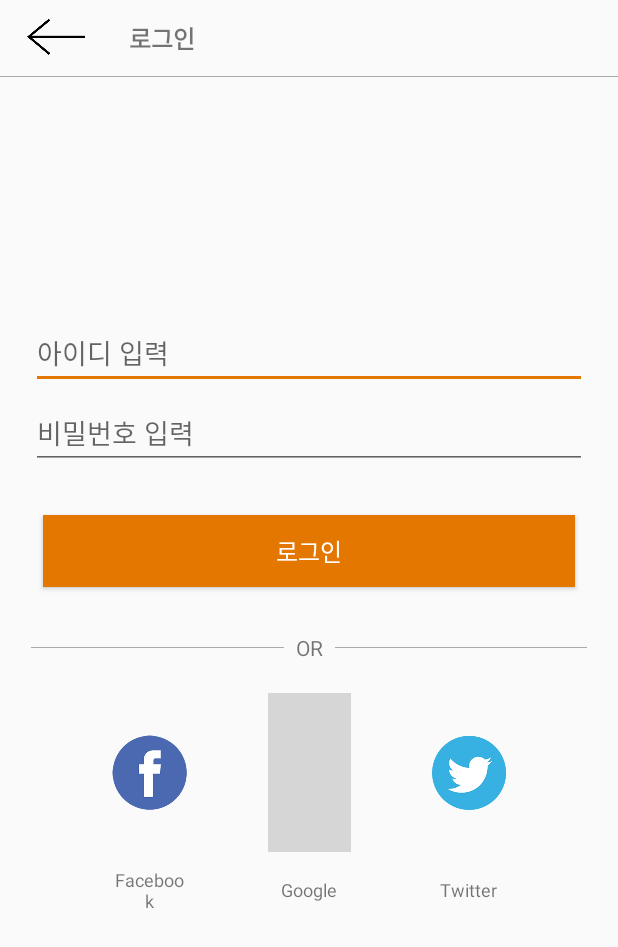
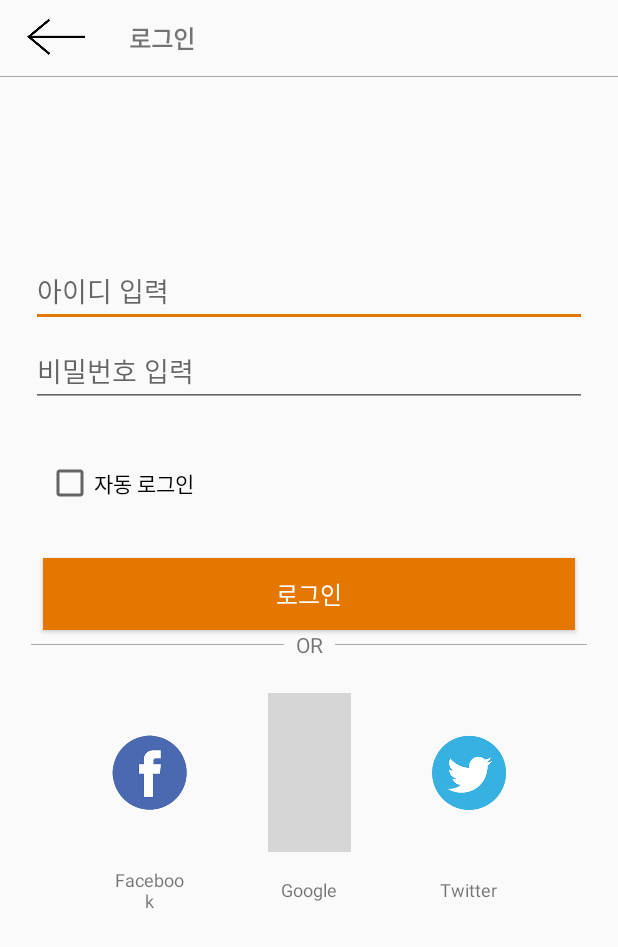
Before and after one commit to engus93/android_portfolio_mybrary, an Android app: the screen it shows after launch (Sign_in_02_Activity), after a tap on "로그인", on a phone screen of 412 x 824 dp. Shown: the top 947 px of the screen. Run offline under Robolectric (Android 15) with nearby library versions, the phone set to English and light mode, and no system bars; our stand-ins replace Firebase (no records; nobody signed in at launch, a user with empty details on screens opened directly); libraries missing offline, so code that uses them is left out: com.facebook.stetho; plain views replace SignInButtonImpl; 1 statement that could not run was skipped; grey boxes are pictures that could not be loaded.

```diff
--- a/app/src/main/java/com/example/dudu/myapplication/App.java
+++ b/app/src/main/java/com/example/dudu/myapplication/App.java
@@ -6,6 +6,7 @@ import android.graphics.BitmapFactory;
 import android.util.Base64;
 import android.util.Log;
 
+import com.facebook.stetho.Stetho;
 import com.google.gson.Gson;
 import com.google.gson.reflect.TypeToken;
 
@@ -44,7 +45,7 @@ public class App extends Application {
     @Override
     public void onCreate() {
         super.onCreate();
-//        Stetho.initializeWithDefaults(this);
+        Stetho.initializeWithDefaults(this);
 
     }
 
--- a/app/src/main/java/com/example/dudu/myapplication/Home_00_my_info.java
+++ b/app/src/main/java/com/example/dudu/myapplication/Home_00_my_info.java
@@ -392,8 +392,6 @@ public class Home_00_my_info extends AppCompatActivity {
                             Log.i("REQUEST_TAKE_PHOTO", "OK");
                             galleryAddPic();
 
-//                            iv_view.setImageURI(imageUri);
-
                             getPictureForPhoto(); //카메라에서 가져오기
                         } catch (Exception e) {
                             Log.e("REQUEST_TAKE_PHOTO", e.toString());
--- a/app/src/main/java/com/example/dudu/myapplication/Home_02_03.java
+++ b/app/src/main/java/com/example/dudu/myapplication/Home_02_03.java
@@ -3,6 +3,7 @@ package com.example.dudu.myapplication;
 import android.content.DialogInterface;
 import android.content.Intent;
 import android.content.SharedPreferences;
+import android.graphics.Bitmap;
 import android.net.Uri;
 import android.os.Bundle;
 import android.support.v7.app.AppCompatActivity;
@@ -51,8 +52,9 @@ public class Home_02_03 extends AppCompatActivity {
 
             if(App.home_02_02_ArrayList.get(position).book.equals("null")){
                 home_02_03_book_image.setImageResource(R.drawable.home_02_default);
-            }else{
-                home_02_03_book_image.setImageURI(Uri.parse(App.home_02_02_ArrayList.get(position).getBook()));
+            }else{//비트맵일 경우
+                Bitmap bitmap_pic = App.getBitmap(App.home_02_02_ArrayList.get(position).book);
+                home_02_03_book_image.setImageBitmap(bitmap_pic);
             }
 
 //            home_02_03_book_image.setImageURI(Uri.parse(App.home_02_02_ArrayList.get(position).getBook()));
--- a/app/src/main/java/com/example/dudu/myapplication/Sign_in_02_Activity.java
+++ b/app/src/main/java/com/example/dudu/myapplication/Sign_in_02_Activity.java
@@ -11,6 +11,7 @@ import android.util.Log;
 import android.view.View;
 import android.view.inputmethod.InputMethodManager;
 import android.widget.Button;
+import android.widget.CheckBox;
 import android.widget.EditText;
 import android.widget.ImageButton;
 import android.widget.Toast;
@@ -23,12 +24,15 @@ import com.google.android.gms.tasks.Task;
 import com.google.firebase.auth.AuthResult;
 import com.google.firebase.auth.FirebaseAuth;
 
+import java.util.HashMap;
+
 public class Sign_in_02_Activity extends AppCompatActivity{
 
     Button sign_in_02_home; //로그인 ->  버튼
     ImageButton sign_in_02_back;    // 뒤로가기 버튼
     EditText sign_in_02_id; //아이디
     EditText sign_in_02_password;   //패스워드
+    CheckBox auto_login;    //자동 로그인
 
     private static final String TAG = "GoogleActivity";
     private static final int RC_SIGN_IN = 9001;
@@ -43,6 +47,36 @@ public class Sign_in_02_Activity extends AppCompatActivity{
 
         super.onCreate(savedInstancesState);
         setContentView(R.layout.sign_in_02);
+
+//        --------------------------- 자동 로그인 --------------------------------
+
+        //로그인 입력 값
+        sign_in_02_id = findViewById(R.id.sign_in_02_id);
+        sign_in_02_password = findViewById(R.id.sign_in_02_password);
+        auto_login = findViewById(R.id.sign_02_auto);
+
+        //쉐어드 생성
+        SharedPreferences savenick_info = getSharedPreferences("member_login", MODE_PRIVATE);
+
+        //쉐어드 안에 있는 정보 가져오기 - 자동로그인
+        String login = savenick_info.getString("user_login", "");
+
+        if (savenick_info.getBoolean("user_auto", false)) {
+
+            Log.d("체크", "프사 수정");
+
+            //해쉬맵 생성
+            HashMap<String, String> user_map = new HashMap<>();
+
+            //해쉬맵에 삽입
+//            user_map = App.gson.fromJson(login, App.collectionTypeString);
+
+            //글씨 삽입
+            sign_in_02_id.setText(savenick_info.getString("user_login", ""));
+            sign_in_02_password.setText(savenick_info.getString("user_pass", ""));
+            auto_login.setChecked(true);
+
+        }
 
 
 //        ---------------------------구글 로그인---------------------------------
@@ -63,9 +97,7 @@ public class Sign_in_02_Activity extends AppCompatActivity{
 //      ----------------------------------------------------------------------------
 
 
-        //로그인 입력 값
-        sign_in_02_id = findViewById(R.id.sign_in_02_id);
-        sign_in_02_password = findViewById(R.id.sign_in_02_password);
+
 
         //뒤로가기 버튼
         sign_in_02_back = findViewById(R.id.search_back_B);
@@ -121,9 +153,8 @@ public class Sign_in_02_Activity extends AppCompatActivity{
 
                     loginUser(sign_in_02_id.getText().toString(),sign_in_02_password.getText().toString());
 
-//                    //쉐어드 생성
-//                    SharedPreferences saveMember_info = getSharedPreferences("member_info", MODE_PRIVATE);
-//
+
+
 //                    //쉐어드 안에 있는 정보 가져오기
 //                    String check = saveMember_info.getString(sign_in_02_id.getText().toString(), "");
 //
@@ -225,6 +256,33 @@ public class Sign_in_02_Activity extends AppCompatActivity{
             @Override
             public void onComplete(@NonNull Task<AuthResult> task) {
                 if (task.isSuccessful()) {
+
+                    if(auto_login.isChecked()) {
+                        //쉐어드 생성
+                        SharedPreferences saveMember_info = getSharedPreferences("member_login", MODE_PRIVATE);
+                        SharedPreferences.Editor save = saveMember_info.edit();
+
+                        //해쉬맵 생성
+                        HashMap<String, String> user_map = new HashMap<>();
+
+                        //해쉬맵(Gson 변환) -> 쉐어드 삽입
+                        save.putString("user_login", sign_in_02_id.getText().toString());
+                        save.putString("user_pass", sign_in_02_password.getText().toString());
+                        save.putBoolean("user_auto", auto_login.isChecked());
+
+                        //저장
+                        save.apply();
+                    }else{
+                        //쉐어드 생성
+                        SharedPreferences saveMember_info = getSharedPreferences("member_login", MODE_PRIVATE);
+                        SharedPreferences.Editor save = saveMember_info.edit();
+
+                        save.clear();
+
+                        //저장
+                        save.apply();
+                    }
+
                     // 로그인 성공
                     Intent intent1 = new Intent(Sign_in_02_Activity.this, Home_01.class);
                     MainActivity.showToast(Sign_in_02_Activity.this, "로그인");
--- a/app/src/main/res/layout/sign_in_02.xml
+++ b/app/src/main/res/layout/sign_in_02.xml
@@ -89,7 +89,7 @@
         android:layout_width="wrap_content"
         android:layout_height="wrap_content"
         android:orientation="horizontal"
-        app:layout_constraintGuide_percent=".25" />
+        app:layout_constraintGuide_percent=".2" />
 
     <android.support.constraint.Guideline
         android:id="@+id/guideline7"
@@ -168,12 +168,11 @@
         android:id="@+id/textView48"
         android:layout_width="wrap_content"
         android:layout_height="wrap_content"
+        android:layout_marginTop="8dp"
         android:text="OR"
-        app:layout_constraintBottom_toTopOf="@+id/guideline5"
         app:layout_constraintEnd_toEndOf="parent"
         app:layout_constraintStart_toStartOf="parent"
-        app:layout_constraintTop_toTopOf="@+id/guideline6"
-        app:layout_constraintVertical_bias="0.55" />
+        app:layout_constraintTop_toTopOf="@+id/guideline9" />
 
 
     <ImageView
@@ -263,6 +262,19 @@
         android:textSize="16sp"
         app:layout_constraintBottom_toTopOf="@+id/textView48"
         app:layout_constraintEnd_toStartOf="@+id/guideline7"
+        app:layout_constraintStart_toStartOf="@+id/guideline8" />
+
+    <CheckBox
+        android:id="@+id/sign_02_auto"
+        android:layout_width="0dp"
+        android:layout_height="wrap_content"
+        android:layout_marginStart="10dp"
+        android:layout_marginTop="10dp"
+        android:layout_marginEnd="10dp"
+        android:layout_marginBottom="10dp"
+        android:text="자동 로그인"
+        app:layout_constraintBottom_toTopOf="@+id/sign_in_02_home_B"
+        app:layout_constraintEnd_toStartOf="@+id/guideline7"
         app:layout_constraintStart_toStartOf="@+id/guideline8"
         app:layout_constraintTop_toBottomOf="@+id/sign_in_02_password" />
 
```
Also changed, not shown: app/build.gradle (+4 -3 lines), app/src/main/java/com/example/dudu/myapplication/Home_02_01.java (+79 -81 lines), app/src/main/java/com/example/dudu/myapplication/Home_02_02.java (+4 -3 lines), app/src/main/java/com/example/dudu/myapplication/Home_02_Adapter.java (+17 -2 lines).
